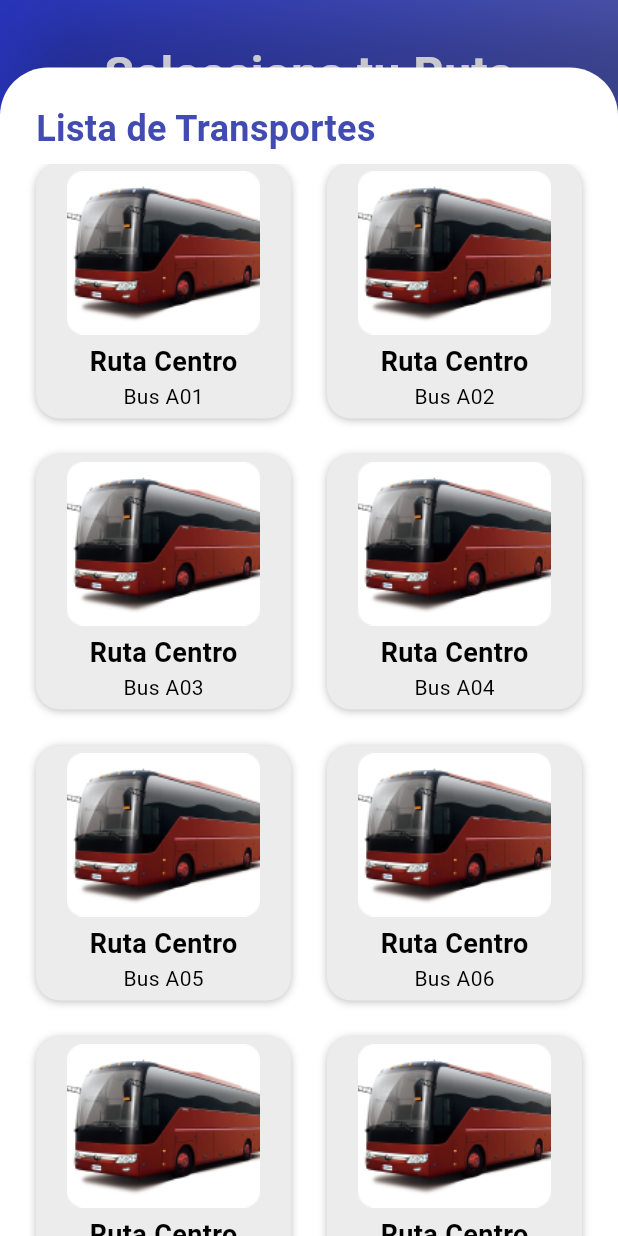
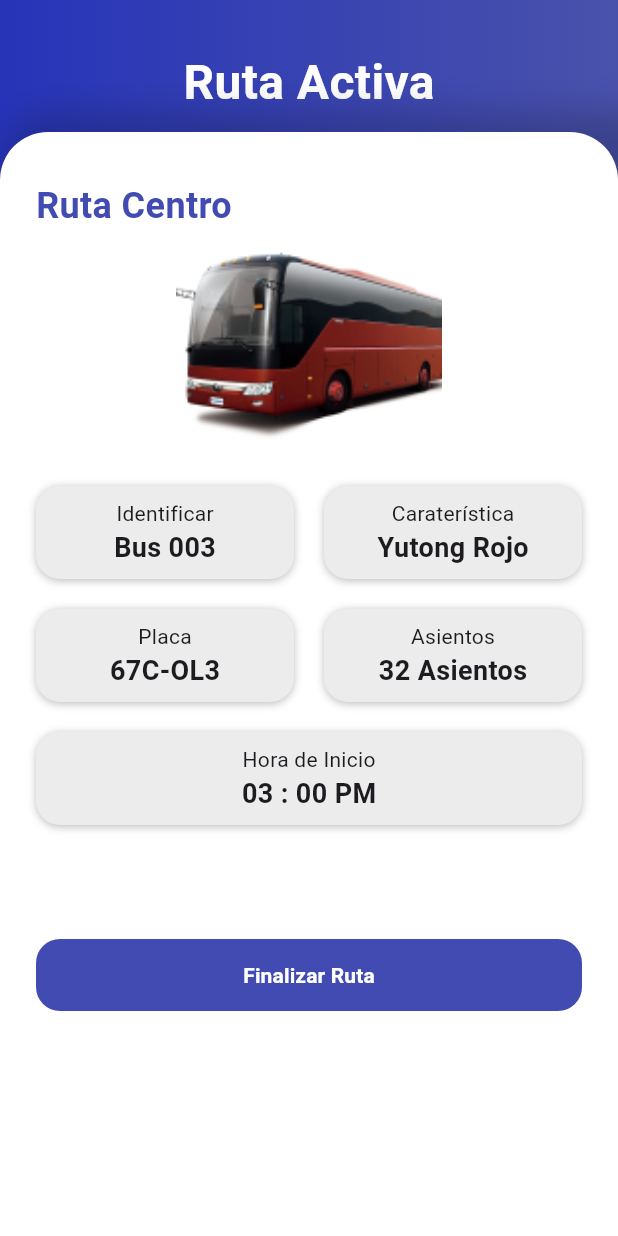
Before and after one commit to Marielsy/uniexpress, a Flutter app: the screen it shows after launch, on a phone screen of 412 x 824 dp. Run offline on Flutter 3.47's test engine with Material 3 defaults, Android fonts, the phone set to English and light mode, and no system bars.

Commit message:
se agrega la pantalla active route

```diff
--- /dev/null
+++ b/lib/active_route/active_route_screen.dart
@@ -0,0 +1,238 @@
+import 'package:flutter/material.dart';
+import 'package:uniexpress/components/custom_button.dart';
+import 'package:uniexpress/components/header_view.dart';
+import 'package:uniexpress/utils/constants.dart';
+
+class ActiveRouteScreen extends StatelessWidget {
+  const ActiveRouteScreen({super.key});
+
+  @override
+  Widget build(BuildContext context) {
+    //Calculate Inset top SafeAreat
+    final topSafeArea = MediaQuery.of(context).padding;
+    double headerHeight = 120 + topSafeArea.top;
+    const double borderRadius = 32;
+    return Stack(
+      children: [
+        HeaderView(
+          height: headerHeight,
+          child: Column(
+            children: [
+              _headerContent(headerHeight),
+            ],
+          ),
+        ),
+        _ContentViewSelectRoute(
+          borderRadius: borderRadius,
+          headerHeight: headerHeight,
+          titleRoute: 'Ruta Centro',
+        )
+      ],
+    );
+  }
+
+  Widget _headerContent(double headerHeight) {
+    return SizedBox(
+      height: headerHeight,
+      child: const Column(
+        children: [
+          Spacer(),
+          Text(
+            'Ruta Activa',
+            style: TextStyle(
+              fontSize: 32,
+              fontWeight: FontWeight.w700,
+              color: Colors.white,
+            ),
+          ),
+          SizedBox(height: 10),
+          Spacer()
+        ],
+      ),
+    );
+  }
+}
+
+class _ContentViewSelectRoute extends StatelessWidget {
+  final double headerHeight;
+  final double borderRadius;
+  final String titleRoute;
+
+  const _ContentViewSelectRoute({
+    required this.headerHeight,
+    required this.borderRadius,
+    required this.titleRoute,
+  });
+
+  @override
+  Widget build(BuildContext context) {
+    var boxDecoration = BoxDecoration(
+      color: Colors.white,
+      borderRadius: BorderRadius.only(
+        topLeft: Radius.circular(borderRadius),
+        topRight: Radius.circular(borderRadius),
+      ),
+      boxShadow: const [
+        BoxShadow(
+          offset: Offset(30, 16),
+          color: Color.fromRGBO(14, 16, 40, 0.25),
+          spreadRadius: 29,
+          blurRadius: 20,
+        )
+      ],
+    );
+
+    return SingleChildScrollView(
+      child: Padding(
+        padding: EdgeInsets.only(top: headerHeight - (borderRadius)),
+        child: Column(
+          children: [
+            Container(
+              height: borderRadius,
+              decoration: boxDecoration,
+            ),
+            Container(
+              width: double.infinity,
+              color: Colors.white,
+              child: Padding(
+                padding: const EdgeInsets.symmetric(horizontal: 24),
+                child: Column(
+                  crossAxisAlignment: CrossAxisAlignment.start,
+                  children: [
+                    Text(
+                      titleRoute,
+                      style: const TextStyle(
+                        fontSize: 24,
+                        fontWeight: FontWeight.w600,
+                        color: Constants.primaryColor,
+                      ),
+                    ),
+                    const Center(
+                      child: Image(
+                        image: AssetImage('assets/general/bus-icon.png'),
+                        fit: BoxFit.cover,
+                        height: 150,
+                      ),
+                    ),
+                    const _DetailsView()
+                  ],
+                ),
+              ),
+            ),
+            const SizedBox(height: 56),
+            Padding(
+              padding: const EdgeInsets.symmetric(horizontal: 24),
+              child: CustomButton(
+                title: 'Finalizar Ruta',
+                onPressed: () {},
+              ),
+            )
+          ],
+        ),
+      ),
+    );
+  }
+}
+
+class _DetailsView extends StatelessWidget {
+  const _DetailsView({
+    super.key,
+  });
+
+  @override
+  Widget build(BuildContext context) {
+    return const Column(
+      crossAxisAlignment: CrossAxisAlignment.center,
+      children: [
+        SizedBox(height: 20),
+        Row(
+          children: [
+            _CardView(
+              title: 'Identificar',
+              subtitle: 'Bus 003',
+            ),
+            SizedBox(width: 20),
+            _CardView(
+              title: 'Caraterística',
+              subtitle: 'Yutong Rojo',
+            ),
+          ],
+        ),
+        SizedBox(height: 20),
+        Row(
+          children: [
+            _CardView(
+              title: 'Placa',
+              subtitle: '67C-OL3',
+            ),
+            SizedBox(width: 20),
+            _CardView(
+              title: 'Asientos',
+              subtitle: '32 Asientos',
+            ),
+          ],
+        ),
+        SizedBox(height: 20),
+        Row(
+          children: [
+            _CardView(
+              title: 'Hora de Inicio',
+              subtitle: '03 : 00 PM',
+            ),
+          ],
+        ),
+        SizedBox(height: 20),
+      ],
+    );
+  }
+}
+
+class _CardView extends StatelessWidget {
+  final String title;
+  final String subtitle;
+  const _CardView({
+    required this.title,
+    required this.subtitle,
+  });
+
+  @override
+  Widget build(BuildContext context) {
+    return Expanded(
+      child: Container(
+        height: 62,
+        decoration: BoxDecoration(
+          color: const Color.fromRGBO(236, 236, 236, 1),
+          boxShadow: [
+            BoxShadow(
+              offset: const Offset(0, 1),
+              blurRadius: 4,
+              spreadRadius: 0,
+              color: Colors.black.withOpacity(0.25),
+            ),
+          ],
+          borderRadius: const BorderRadius.all(Radius.circular(16)),
+        ),
+        child: Column(
+          mainAxisAlignment: MainAxisAlignment.center,
+          children: [
+            Text(
+              title,
+              style: const TextStyle(
+                fontSize: 14,
+                fontWeight: FontWeight.w400,
+                letterSpacing: 0.2,
+              ),
+            ),
+            Text(
+              subtitle,
+              style: const TextStyle(
+                fontSize: 18,
+                fontWeight: FontWeight.w600,
+              ),
+            ),
+          ],
+        ),
+      ),
+    );
+  }
+}
--- a/lib/main.dart
+++ b/lib/main.dart
@@ -1,4 +1,5 @@
 import 'package:flutter/material.dart';
+import 'package:uniexpress/active_route/active_route_screen.dart';
 import 'package:uniexpress/bus/select_bus_screen.dart';
 import 'package:uniexpress/login/login_screen.dart';
 
@@ -15,7 +16,7 @@ class MainApp extends StatelessWidget {
       debugShowCheckedModeBanner: false,
       home: Scaffold(
         backgroundColor: Colors.white,
-        body: SelectBusScreen(),
+        body: ActiveRouteScreen(),
       ),
     );
   }
```
